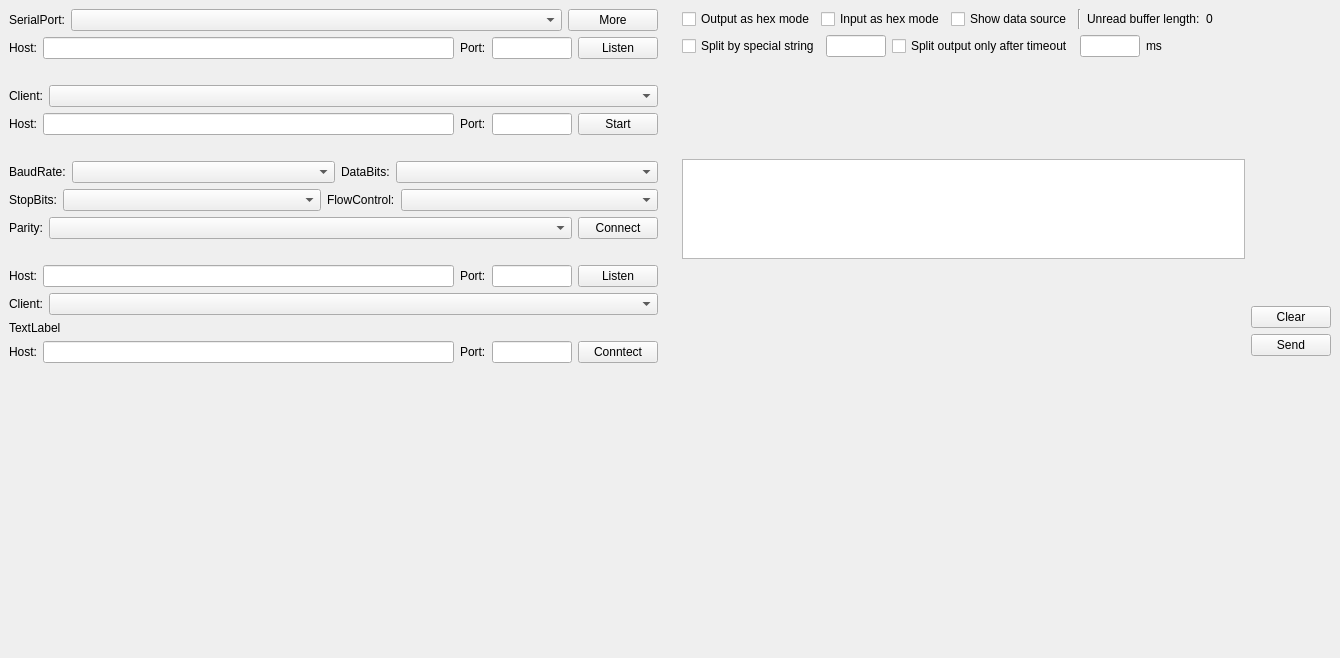
Above: woterm/qwoserialinput.ui from aoyiduo/woterm before the change. Below: the same form after it.
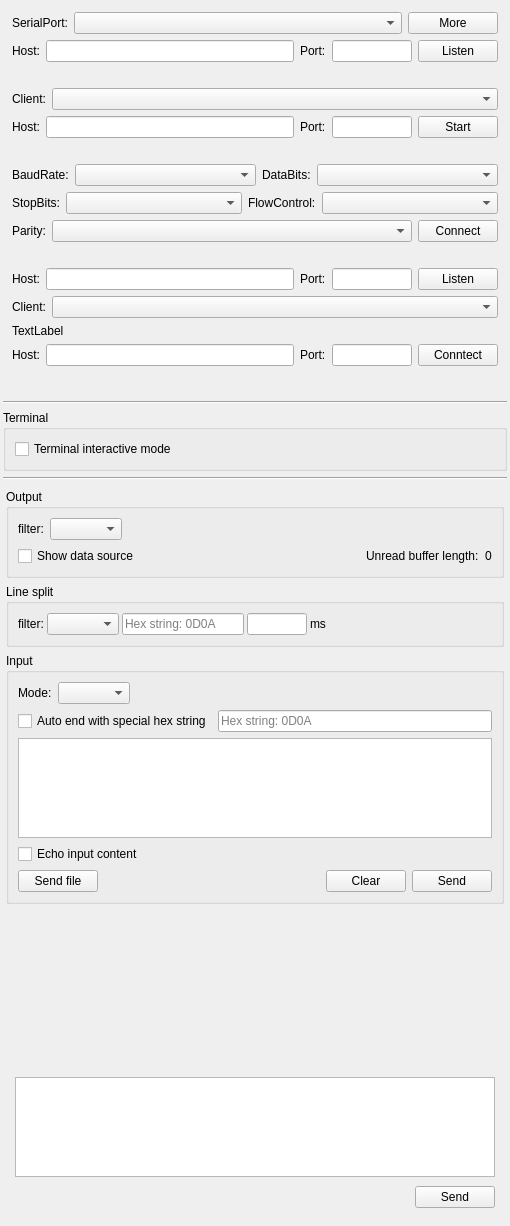
That is the form after the change. Icons and pictures are not drawn.

What changed in the file:
```diff
--- a/woterm/qwoserialinput.ui
+++ b/woterm/qwoserialinput.ui
@@ -6,8 +6,8 @@
    <rect>
     <x>0</x>
     <y>0</y>
-    <width>1340</width>
-    <height>658</height>
+    <width>510</width>
+    <height>1226</height>
    </rect>
   </property>
   <property name="sizePolicy">
@@ -19,21 +19,21 @@
   <property name="windowTitle">
    <string>Form</string>
   </property>
-  <layout class="QHBoxLayout" name="horizontalLayout_3">
+  <layout class="QVBoxLayout" name="verticalLayout_9">
    <property name="spacing">
     <number>6</number>
    </property>
    <property name="leftMargin">
-    <number>0</number>
+    <number>3</number>
    </property>
    <property name="topMargin">
-    <number>0</number>
+    <number>3</number>
    </property>
    <property name="rightMargin">
-    <number>0</number>
+    <number>3</number>
    </property>
    <property name="bottomMargin">
-    <number>0</number>
+    <number>3</number>
    </property>
    <item>
     <widget class="QWidget" name="typeArea" native="true">
@@ -45,10 +45,16 @@
      </property>
      <property name="minimumSize">
       <size>
-       <width>400</width>
+       <width>350</width>
        <height>0</height>
       </size>
      </property>
+     <property name="maximumSize">
+      <size>
+       <width>16777215</width>
+       <height>16777215</height>
+      </size>
+     </property>
      <layout class="QVBoxLayout" name="verticalLayout_2">
       <item>
        <layout class="QHBoxLayout" name="horizontalLayout">
@@ -506,7 +512,7 @@
           <number>0</number>
          </property>
          <property name="bottomMargin">
-          <number>30</number>
+          <number>0</number>
          </property>
          <item>
           <layout class="QHBoxLayout" name="horizontalLayout_17">
@@ -559,22 +565,39 @@
         </layout>
        </widget>
       </item>
+     </layout>
+    </widget>
+   </item>
       <item>
-       <spacer name="verticalSpacer">
+    <widget class="Line" name="line">
         <property name="orientation">
-         <enum>Qt::Vertical</enum>
-        </property>
-        <property name="sizeHint" stdset="0">
-         <size>
-          <width>20</width>
-          <height>40</height>
-         </size>
-        </property>
-       </spacer>
+      <enum>Qt::Horizontal</enum>
+     </property>
+    </widget>
+   </item>
+   <item>
+    <widget class="QGroupBox" name="groupBox_4">
+     <property name="title">
+      <string>Terminal</string>
+     </property>
+     <layout class="QVBoxLayout" name="verticalLayout_14">
+      <item>
+       <widget class="QCheckBox" name="chkTermInteractive">
+        <property name="text">
+         <string>Terminal interactive mode</string>
+        </property>
+       </widget>
       </item>
      </layout>
     </widget>
    </item>
+   <item>
+    <widget class="Line" name="line_2">
+     <property name="orientation">
+      <enum>Qt::Horizontal</enum>
+     </property>
+    </widget>
+   </item>
    <item>
     <widget class="QWidget" name="sendArea" native="true">
      <property name="sizePolicy">
@@ -585,7 +608,7 @@
      </property>
      <property name="minimumSize">
       <size>
-       <width>100</width>
+       <width>350</width>
        <height>0</height>
       </size>
      </property>
@@ -596,47 +619,75 @@
       </size>
      </property>
      <layout class="QVBoxLayout" name="verticalLayout">
+      <property name="spacing">
+       <number>6</number>
+      </property>
       <property name="leftMargin">
-       <number>9</number>
+       <number>3</number>
       </property>
       <property name="topMargin">
-       <number>9</number>
+       <number>3</number>
       </property>
       <property name="rightMargin">
-       <number>9</number>
+       <number>3</number>
       </property>
       <property name="bottomMargin">
-       <number>9</number>
+       <number>3</number>
       </property>
       <item>
-       <layout class="QHBoxLayout" name="horizontalLayout_6">
+       <widget class="QGroupBox" name="groupBox">
+        <property name="title">
+         <string>Output</string>
+        </property>
+        <layout class="QVBoxLayout" name="verticalLayout_11">
         <item>
-         <widget class="QCheckBox" name="hexOutput">
+          <layout class="QHBoxLayout" name="horizontalLayout_18">
+           <item>
+            <widget class="QLabel" name="label_21">
           <property name="text">
-           <string>Output as hex mode</string>
+              <string>filter:</string>
           </property>
          </widget>
         </item>
         <item>
-         <widget class="QCheckBox" name="hexInput">
-          <property name="text">
-           <string>Input as hex mode</string>
-          </property>
-         </widget>
-        </item>
+            <widget class="QComboBox" name="modeOutput"/>
+           </item>
+           <item>
+            <spacer name="horizontalSpacer_6">
+             <property name="orientation">
+              <enum>Qt::Horizontal</enum>
+             </property>
+             <property name="sizeHint" stdset="0">
+              <size>
+               <width>40</width>
+               <height>20</height>
+              </size>
+             </property>
+            </spacer>
+           </item>
+          </layout>
+         </item>
         <item>
-         <widget class="QCheckBox" name="dataSource">
+          <layout class="QHBoxLayout" name="horizontalLayout_8">
+           <item>
+            <widget class="QCheckBox" name="chkDataSource">
           <property name="text">
            <string>Show data source</string>
           </property>
          </widget>
         </item>
         <item>
-         <widget class="Line" name="line_2">
+            <spacer name="horizontalSpacer_10">
           <property name="orientation">
-           <enum>Qt::Vertical</enum>
-          </property>
-         </widget>
+              <enum>Qt::Horizontal</enum>
+             </property>
+             <property name="sizeHint" stdset="0">
+              <size>
+               <width>40</width>
+               <height>20</height>
+              </size>
+             </property>
+            </spacer>
         </item>
         <item>
          <widget class="QLabel" name="label_18">
@@ -652,47 +703,99 @@
           </property>
          </widget>
         </item>
+          </layout>
+         </item>
+        </layout>
+       </widget>
+      </item>
         <item>
-         <spacer name="horizontalSpacer">
-          <property name="orientation">
-           <enum>Qt::Horizontal</enum>
-          </property>
-          <property name="sizeHint" stdset="0">
+       <widget class="QGroupBox" name="groupBox_2">
+        <property name="title">
+         <string>Line split</string>
+        </property>
+        <layout class="QVBoxLayout" name="verticalLayout_12">
+         <item>
+          <layout class="QHBoxLayout" name="horizontalLayout_12">
+           <property name="spacing">
+            <number>3</number>
+           </property>
+           <item>
+            <widget class="QLabel" name="label_20">
+             <property name="text">
+              <string>filter:</string>
+             </property>
+            </widget>
+           </item>
+           <item>
+            <widget class="QComboBox" name="modeSplit"/>
+           </item>
+           <item>
+            <widget class="QWidget" name="splitCharsArea" native="true">
+             <property name="minimumSize">
            <size>
-            <width>40</width>
-            <height>20</height>
-           </size>
-          </property>
-         </spacer>
-        </item>
-       </layout>
+               <width>100</width>
+               <height>0</height>
+              </size>
+             </property>
+             <layout class="QHBoxLayout" name="horizontalLayout_6">
+              <property name="spacing">
+               <number>3</number>
+              </property>
+              <property name="leftMargin">
+               <number>0</number>
+              </property>
+              <property name="topMargin">
+               <number>0</number>
+              </property>
+              <property name="rightMargin">
+               <number>0</number>
+              </property>
+              <property name="bottomMargin">
+               <number>0</number>
+              </property>
+              <item>
+               <widget class="QLineEdit" name="splitChars">
+                <property name="maximumSize">
+                 <size>
+                  <width>16777215</width>
+                  <height>16777215</height>
+                 </size>
+                </property>
+                <property name="toolTip">
+                 <string>Please enter a hexadecimal string</string>
+                </property>
+                <property name="placeholderText">
+                 <string>Hex string: 0D0A</string>
+                </property>
+               </widget>
+              </item>
+             </layout>
+            </widget>
       </item>
       <item>
+            <widget class="QWidget" name="splitIntervalArea" native="true">
+             <property name="minimumSize">
+              <size>
+               <width>0</width>
+               <height>0</height>
+              </size>
+             </property>
        <layout class="QHBoxLayout" name="horizontalLayout_4">
-        <item>
-         <widget class="QCheckBox" name="charSplit">
-          <property name="text">
-           <string>Split by special string</string>
-          </property>
-         </widget>
-        </item>
-        <item>
-         <widget class="QLineEdit" name="specialChar">
-          <property name="maximumSize">
-           <size>
-            <width>60</width>
-            <height>16777215</height>
-           </size>
-          </property>
-         </widget>
-        </item>
-        <item>
-         <widget class="QCheckBox" name="msSplit">
-          <property name="text">
-           <string>Split output only after timeout</string>
-          </property>
-         </widget>
-        </item>
+              <property name="spacing">
+               <number>3</number>
+              </property>
+              <property name="leftMargin">
+               <number>0</number>
+              </property>
+              <property name="topMargin">
+               <number>0</number>
+              </property>
+              <property name="rightMargin">
+               <number>0</number>
+              </property>
+              <property name="bottomMargin">
+               <number>0</number>
+              </property>
         <item>
          <widget class="QLineEdit" name="msInput">
           <property name="maximumSize">
@@ -710,8 +813,11 @@
           </property>
          </widget>
         </item>
+             </layout>
+            </widget>
+           </item>
         <item>
-         <spacer name="horizontalSpacer_2">
+            <spacer name="horizontalSpacer_7">
           <property name="orientation">
            <enum>Qt::Horizontal</enum>
           </property>
@@ -725,8 +831,69 @@
         </item>
        </layout>
       </item>
+        </layout>
+       </widget>
+      </item>
       <item>
-       <layout class="QHBoxLayout" name="horizontalLayout_8">
+       <widget class="QGroupBox" name="groupBox_3">
+        <property name="title">
+         <string>Input</string>
+        </property>
+        <layout class="QVBoxLayout" name="verticalLayout_13">
+         <item>
+          <layout class="QHBoxLayout" name="horizontalLayout_10">
+           <item>
+            <widget class="QLabel" name="label_19">
+             <property name="text">
+              <string>Mode:</string>
+             </property>
+            </widget>
+           </item>
+           <item>
+            <widget class="QComboBox" name="modeInput"/>
+           </item>
+           <item>
+            <spacer name="horizontalSpacer_4">
+             <property name="orientation">
+              <enum>Qt::Horizontal</enum>
+             </property>
+             <property name="sizeHint" stdset="0">
+              <size>
+               <width>40</width>
+               <height>20</height>
+              </size>
+             </property>
+            </spacer>
+           </item>
+          </layout>
+         </item>
+         <item>
+          <layout class="QHBoxLayout" name="horizontalLayout_9">
+           <item>
+            <widget class="QCheckBox" name="chkInSuffix">
+             <property name="text">
+              <string>Auto end with special hex string</string>
+             </property>
+            </widget>
+           </item>
+           <item>
+            <widget class="QLineEdit" name="hexInSuffix">
+             <property name="maximumSize">
+              <size>
+               <width>16777215</width>
+               <height>16777215</height>
+              </size>
+             </property>
+             <property name="toolTip">
+              <string>Please enter a hexadecimal string</string>
+             </property>
+             <property name="placeholderText">
+              <string>Hex string: 0D0A</string>
+             </property>
+            </widget>
+           </item>
+          </layout>
+         </item>
         <item>
          <widget class="QPlainTextEdit" name="edit">
           <property name="maximumSize">
@@ -738,16 +905,30 @@
          </widget>
         </item>
         <item>
-         <layout class="QVBoxLayout" name="verticalLayout_3">
+          <widget class="QCheckBox" name="chkEchoInput">
+           <property name="text">
+            <string>Echo input content</string>
+           </property>
+          </widget>
+         </item>
           <item>
-           <spacer name="verticalSpacer_3">
+          <layout class="QHBoxLayout" name="horizontalLayout_3">
+           <item>
+            <widget class="QPushButton" name="btnSendFile">
+             <property name="text">
+              <string>Send file</string>
+             </property>
+            </widget>
+           </item>
+           <item>
+            <spacer name="horizontalSpacer_11">
             <property name="orientation">
-             <enum>Qt::Vertical</enum>
+              <enum>Qt::Horizontal</enum>
             </property>
             <property name="sizeHint" stdset="0">
              <size>
-              <width>20</width>
-              <height>40</height>
+               <width>40</width>
+               <height>20</height>
              </size>
             </property>
            </spacer>
@@ -769,6 +950,7 @@
          </layout>
         </item>
        </layout>
+       </widget>
       </item>
       <item>
        <spacer name="verticalSpacer_2">
@@ -783,13 +965,57 @@
         </property>
        </spacer>
       </item>
-     </layout>
+      <item>
+       <widget class="QWidget" name="simulateArea" native="true">
+        <property name="minimumSize">
+         <size>
+          <width>0</width>
+          <height>100</height>
+         </size>
+        </property>
+        <layout class="QVBoxLayout" name="verticalLayout_3">
+         <item>
+          <widget class="QPlainTextEdit" name="simulateEdit">
+           <property name="maximumSize">
+            <size>
+             <width>16777215</width>
+             <height>100</height>
+            </size>
+           </property>
+          </widget>
+         </item>
+         <item>
+          <layout class="QHBoxLayout" name="horizontalLayout_19">
+           <item>
+            <spacer name="horizontalSpacer">
+             <property name="orientation">
+              <enum>Qt::Horizontal</enum>
+             </property>
+             <property name="sizeHint" stdset="0">
+              <size>
+               <width>40</width>
+               <height>20</height>
+              </size>
+             </property>
+            </spacer>
+           </item>
+           <item>
+            <widget class="QPushButton" name="btnSimulateSend">
+             <property name="text">
+              <string>Send</string>
+             </property>
+            </widget>
+           </item>
+          </layout>
+         </item>
+        </layout>
     </widget>
    </item>
   </layout>
  </widget>
- <resources>
-  <include location="woterm.qrc"/>
- </resources>
+   </item>
+  </layout>
+ </widget>
+ <resources/>
  <connections/>
 </ui>
```
Left out of the diff: 4 changed lines with no effect on the pictures. Lines whose indentation alone changed are shown as unchanged.
